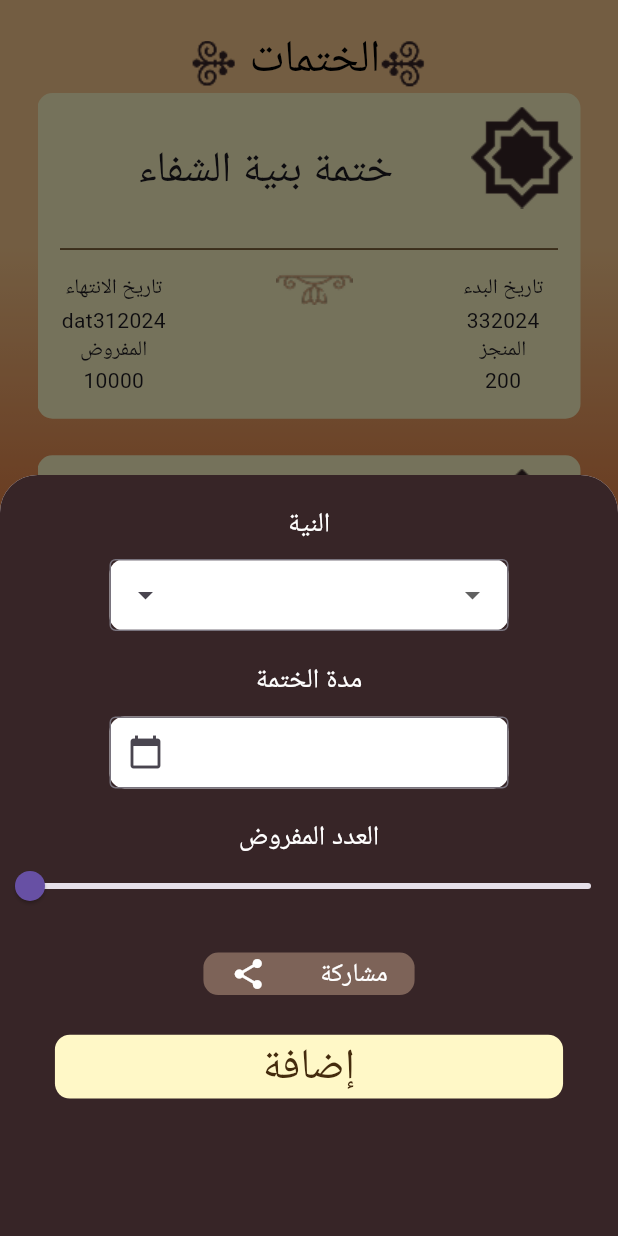
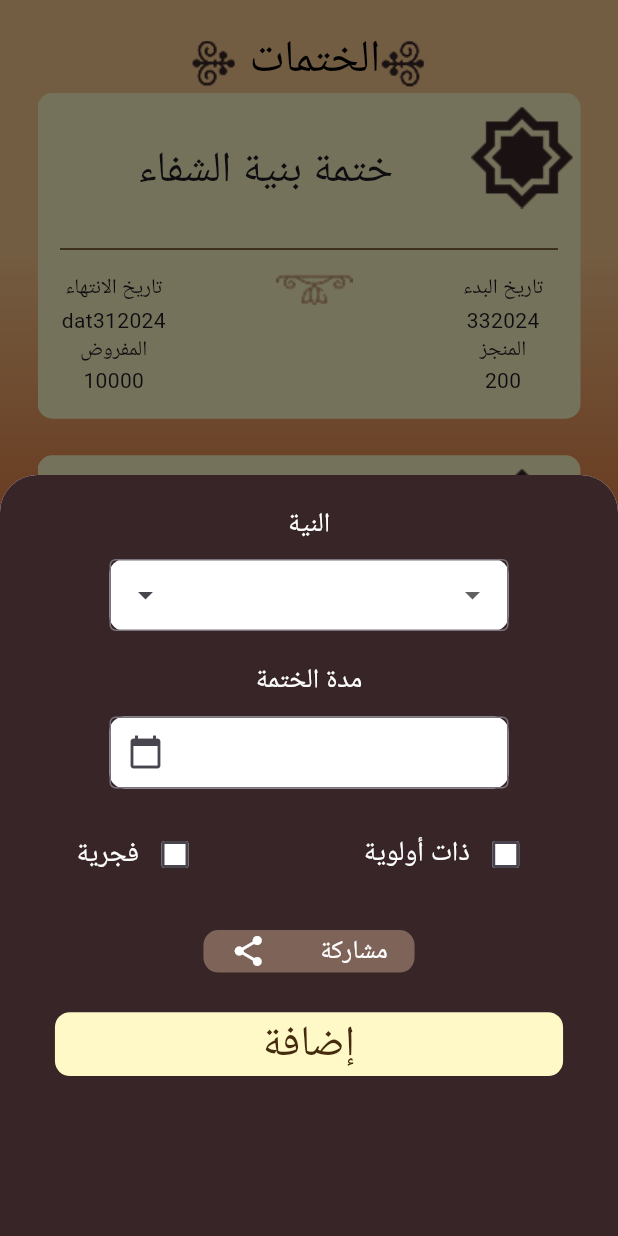
Before and after one commit to hibamhdsesan/serag_app, a Flutter app: the KhetmaPAge screen opened directly, after a tap on the "add" icon, on a phone screen of 412 x 824 dp. Run offline on Flutter 3.47's test engine with Material 3 defaults, Android fonts, the phone set to English and light mode, and no system bars; our stand-ins replace bloc, device_preview, flutter_bloc, flutter_dotenv, flutter_screenutil, supabase_flutter and 1 more; accounts and stored records are empty.

```diff
--- a/lib/bloc/bloc/public_thekr_event.dart
+++ b/lib/bloc/bloc/public_thekr_event.dart
@@ -3,3 +3,7 @@ part of 'public_thekr_bloc.dart';
 @immutable
 sealed class PublicThekrEvent {}
 class FetchthekrEvent extends PublicThekrEvent{}
+class AddThekrEvent extends PublicThekrEvent {
+  final ThekrModel thekr;
+  AddThekrEvent(this.thekr);
+}
--- a/lib/bloc/bloc/public_thekr_state.dart
+++ b/lib/bloc/bloc/public_thekr_state.dart
@@ -11,6 +11,7 @@ final class publicThekrLoaded extends PublicThekrState {
   List<ThekrModel> thekrList = [];
   publicThekrLoaded(this.thekrList);
 }
+class PublicThekrAdded extends PublicThekrState {}
 
 final class publicThekrError extends PublicThekrState {
   final String message;
--- a/lib/core/constants/app_texts.dart
+++ b/lib/core/constants/app_texts.dart
@@ -11,4 +11,11 @@ class AppTexts {
     "تكبير",
     "تسبيح",
   ];
+  static const khetmaList = [
+    "قضاء حاجة",
+    "تفريج هم",
+    " على روح مسلم",
+    "شفاء مريض",
+    "تيسير أمر",
+  ];
 }
--- a/lib/main.dart
+++ b/lib/main.dart
@@ -48,7 +48,7 @@ class _MyAppState extends State<MyApp> {
       splitScreenMode: true,
       builder: (_, child) {
         return MaterialApp(
-          home: ThekrPAge(),
+          home: KhetmaPAge(),
         );
       },
     );
--- a/lib/presentation/pages/khetma.dart
+++ b/lib/presentation/pages/khetma.dart
@@ -1,8 +1,10 @@
+import 'package:flutter/cupertino.dart';
 import 'package:flutter/material.dart';
 import 'package:flutter/widgets.dart';
 import 'package:flutter_screenutil/flutter_screenutil.dart';
 import 'package:serag_app/core/constants/app_colors.dart';
 import 'package:serag_app/core/constants/app_texts.dart';
+import 'package:serag_app/presentation/pages/privateKhetma.dart';
 import 'package:syncfusion_flutter_datepicker/datepicker.dart';
 import 'package:flutter/material.dart' show MaterialStateProperty;
 
@@ -18,8 +20,9 @@ class _KhetmaPAgeState extends State<KhetmaPAge> {
   String selectedThekrValue = "";
  DateTime? startDate;
  DateTime? endDate;
- double currentValue = 0;
- final TextEditingController targetCountController = TextEditingController();
+//  double currentValue = 0;
+//  final TextEditingController targetCountController = TextEditingController();
+  String selectedType="";
 
 
    final TextEditingController thekrController = TextEditingController();
@@ -35,7 +38,7 @@ class _KhetmaPAgeState extends State<KhetmaPAge> {
   @override
 void initState() {
   super.initState();
-  targetCountController.text = currentValue.round().toString();
+  // targetCountController.text = currentValue.round().toString();
 }
 
 
@@ -186,7 +189,7 @@ void initState() {
   ),
   isScrollControlled: true,
   builder: (context) {
-    double localCurrentValue = currentValue;
+    // double localCurrentValue = currentValue;
 
     return StatefulBuilder(
       builder: (BuildContext context, StateSetter setModalState) {
@@ -225,7 +228,7 @@ void initState() {
                       prefixIcon: Icon(Icons.arrow_drop_down),
                       contentPadding: EdgeInsets.symmetric(horizontal: 12),
                     ),
-                    items: AppTexts.theckeList.map((item) {
+                    items: AppTexts.khetmaList.map((item) {
                       return DropdownMenuItem<String>(
                         value: item,
                         child: Text(item, textAlign: TextAlign.right),
@@ -277,31 +280,41 @@ void initState() {
                   ),
                 ),
                 SizedBox(height: 20),
-                Text("العدد المفروض", style: TextStyle(color: Colors.white, fontSize: 18)),
-                SliderTheme(
-                  data: SliderTheme.of(context).copyWith(
-                    showValueIndicator: ShowValueIndicator.always,
-                    valueIndicatorShape: PaddleSliderValueIndicatorShape(),
-                    valueIndicatorTextStyle: TextStyle(
-                      color: Colors.white,
-                    ),
-                    thumbShape: RoundSliderThumbShape(enabledThumbRadius: 10),
-                    overlayShape: RoundSliderOverlayShape(overlayRadius: 18),
-                  ),
-                  child: Slider(
-                    value: localCurrentValue,
-                    min: 0,
-                    max: 100,
-                    divisions: 100,
-                    label: localCurrentValue.round().toString(),
+
+Row(
+  mainAxisAlignment: MainAxisAlignment.spaceAround,
+  children: [
+    Row(
+      children: [
+        Text("فجرية", style: TextStyle(color: Colors.white, fontSize: 16.sp)),
+        Checkbox(
+          value: selectedType == "فجرية",
           onChanged: (value) {
             setModalState(() {
-                        localCurrentValue = value;
-                        currentValue = value;
-                        targetCountController.text = value.round().toString();
+              selectedType = value! ? "فجرية" : "عادية";
             });
           },
+          checkColor: AppColors.box,
+          fillColor: MaterialStateProperty.all(Colors.white),
         ),
+      ],
+    ),
+    Row(
+      children: [
+        Text("ذات أولوية", style: TextStyle(color: Colors.white, fontSize: 16.sp)),
+        Checkbox(
+          value: selectedType == "ذات أولوية",
+          onChanged: (value) {
+            setModalState(() {
+              selectedType = value! ? "ذات أولوية" : "عادية";
+            });
+          },
+          checkColor: AppColors.primary,
+          fillColor: MaterialStateProperty.all(Colors.white),
+        ),
+      ],
+    ),
+  ],
 ),
                 SizedBox(height: 26.h,),
 
@@ -322,7 +335,22 @@ void initState() {
                 ),
                 SizedBox(height: 26.h,),
 
-                Container(
+                GestureDetector(
+                  onTap: (){
+                    Navigator.push(
+  context,
+  MaterialPageRoute(
+    builder: (context) => PrivateKhetma(
+      purpose: selectedThekrValue,
+      startDate: startDate!,
+      endDate: endDate!,
+      type: selectedType,
+    ),
+  ),
+);
+
+                  },
+                  child: Container(
                     width: 296.w,
                     height: 42.h,
                     decoration: BoxDecoration(
@@ -330,6 +358,7 @@ void initState() {
                       color: AppColors.box,
                     ),
                     child: Center(child: Text("إضافة",style: TextStyle(color: AppColors.textButton,fontSize: 25.sp),),),
+                  ),
                 ),
               ],
             ),
--- a/lib/settings/helper.dart
+++ b/lib/settings/helper.dart
@@ -1,4 +1,4 @@
-String formatNullableDate(DateTime? dateTime) {
-  if (dateTime == null) return 'لا يوجد تاريخ';
-  return "${dateTime.year}-${dateTime.month.toString().padLeft(2,'0')}-${dateTime.day.toString().padLeft(2,'0')}";
+String _formatDate(DateTime? date) {
+  if (date == null) return '-';
+  return "${date.day}/${date.month}/${date.year}";
 }
--- a/pubspec.yaml
+++ b/pubspec.yaml
@@ -43,6 +43,8 @@ dependencies:
   get_it: ^8.0.3
   supabase_flutter: ^2.9.1
   flutter_bloc: ^9.1.1
+  share_plus: ^10.0.0
+  flutter_riverpod: ^2.6.1
 
 
 dev_dependencies:
```
Also changed, not shown: lib/bloc/bloc/public_thekr_bloc.dart (+10 -0 lines), lib/model/privateKhetma.dart (added, +133 -0 lines), lib/model/thekr.dart (+12 -3 lines), lib/presentation/pages/added.dart (+8 -1 lines), lib/presentation/pages/privateKhetma.dart (+6 -1 lines), lib/presentation/pages/thekr.dart (+59 -27 lines), lib/riverpod/private_khetma_riverpod.dart (added, +39 -0 lines), lib/service/privateKhetma.dart (added, +23 -0 lines), pubspec.lock, 3 other files. Lines whose indentation alone changed are shown as unchanged.
